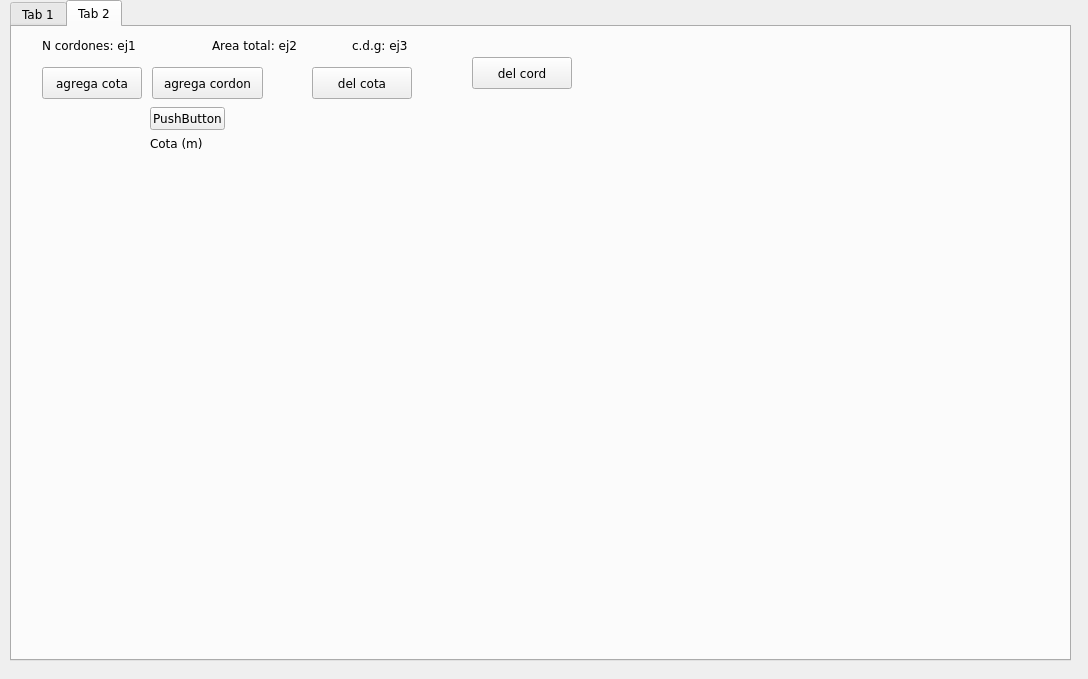
First picture: the form in ui_files/herramienta_trapecios_v8.ui, repository Sady-Guzman/herramienta_practica, before the edit.
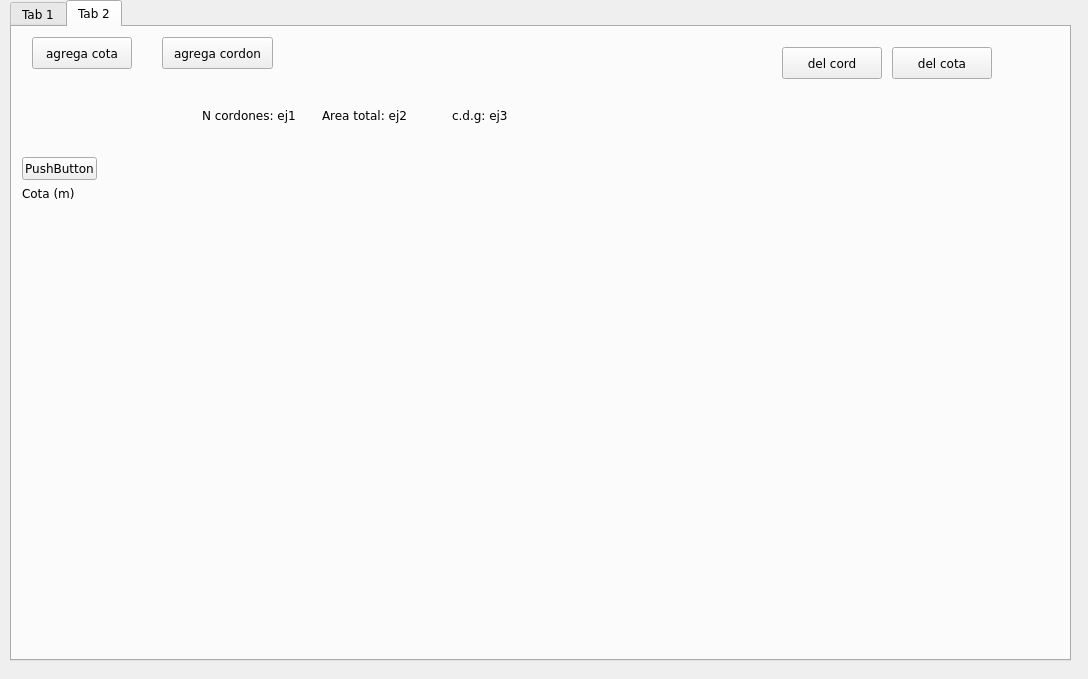
Second picture: the form after the edit.

Commit message: cambia gui y funciones para acomodar espacio en la creacion, FALTA ajustar

Diff of the .ui file:
```diff
--- a/ui_files/herramienta_trapecios_v8.ui
+++ b/ui_files/herramienta_trapecios_v8.ui
@@ -426,12 +426,15 @@
      <property name="geometry">
       <rect>
        <x>10</x>
-       <y>80</y>
-       <width>331</width>
+       <y>130</y>
+       <width>1021</width>
        <height>351</height>
       </rect>
      </property>
      <layout class="QGridLayout" name="gridLayout">
+      <property name="horizontalSpacing">
+       <number>-1</number>
+      </property>
       <item row="1" column="0">
        <layout class="QVBoxLayout" name="verticalLayout">
         <property name="spacing">
@@ -484,13 +487,26 @@
         </property>
        </widget>
       </item>
+      <item row="1" column="1">
+       <spacer name="horizontalSpacer">
+        <property name="orientation">
+         <enum>Qt::Orientation::Horizontal</enum>
+        </property>
+        <property name="sizeHint" stdset="0">
+         <size>
+          <width>40</width>
+          <height>20</height>
+         </size>
+        </property>
+       </spacer>
+      </item>
      </layout>
     </widget>
     <widget class="QLabel" name="tab2_label_cant_cord">
      <property name="geometry">
       <rect>
-       <x>30</x>
-       <y>10</y>
+       <x>190</x>
+       <y>80</y>
        <width>111</width>
        <height>16</height>
       </rect>
@@ -502,8 +518,8 @@
     <widget class="QLabel" name="tab2_label_area_total">
      <property name="geometry">
       <rect>
-       <x>200</x>
-       <y>10</y>
+       <x>310</x>
+       <y>80</y>
        <width>111</width>
        <height>16</height>
       </rect>
@@ -515,8 +531,8 @@
     <widget class="QLabel" name="tab2_label_cg">
      <property name="geometry">
       <rect>
-       <x>340</x>
-       <y>10</y>
+       <x>440</x>
+       <y>80</y>
        <width>111</width>
        <height>16</height>
       </rect>
@@ -528,8 +544,8 @@
     <widget class="QPushButton" name="tab2_btn_add_cota">
      <property name="geometry">
       <rect>
-       <x>30</x>
-       <y>40</y>
+       <x>20</x>
+       <y>10</y>
        <width>100</width>
        <height>32</height>
       </rect>
@@ -541,8 +557,8 @@
     <widget class="QPushButton" name="tab2_btn_add_cord">
      <property name="geometry">
       <rect>
-       <x>140</x>
-       <y>40</y>
+       <x>150</x>
+       <y>10</y>
        <width>111</width>
        <height>32</height>
       </rect>
@@ -554,8 +570,8 @@
     <widget class="QPushButton" name="tab2_btn_del_cota">
      <property name="geometry">
       <rect>
-       <x>300</x>
-       <y>40</y>
+       <x>880</x>
+       <y>20</y>
        <width>100</width>
        <height>32</height>
       </rect>
@@ -567,8 +583,8 @@
     <widget class="QPushButton" name="tab2_btn_del_cord">
      <property name="geometry">
       <rect>
-       <x>460</x>
-       <y>30</y>
+       <x>770</x>
+       <y>20</y>
        <width>100</width>
        <height>32</height>
       </rect>
```
Left out of the diff: 3 changed lines with no effect on the pictures. The commit also changes 3 other files.
